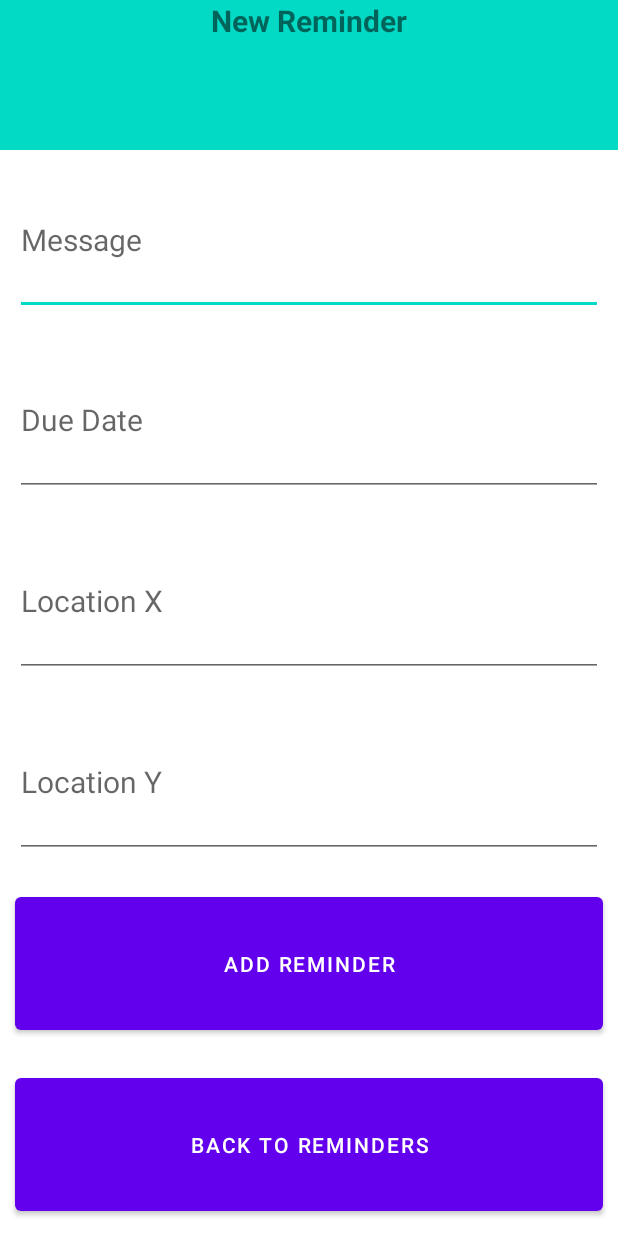
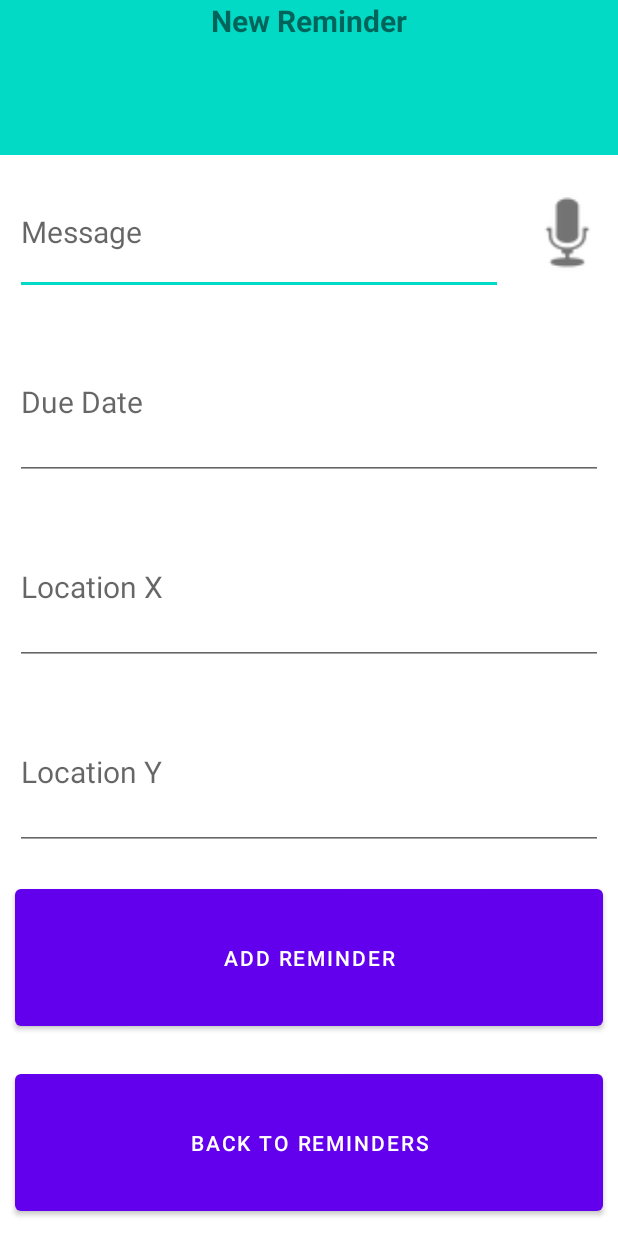
Before and after one commit to pportron/MC_Project, an Android app: the AddReminder screen opened directly, with no data from a screen before it, on a phone screen of 412 x 824 dp. Run offline under Robolectric (Android 15) with nearby library versions, the phone set to English and light mode, and no system bars.

Commit message:
HW2 Final

```diff
--- a/app/src/main/AndroidManifest.xml
+++ b/app/src/main/AndroidManifest.xml
@@ -2,6 +2,8 @@
 <manifest xmlns:android="http://schemas.android.com/apk/res/android"
     package="com.mobilecomputing.mc_project">
 
+    <uses-permission android:name="android.permission.RECORD_AUDIO"/>
+    <uses-permission android:name="android.permission.INTERNET"/>
     <uses-permission android:name="android.permission.USE_BIOMETRIC" />
 
     <application
--- a/app/src/main/java/com/mobilecomputing/mc_project/AddReminder.java
+++ b/app/src/main/java/com/mobilecomputing/mc_project/AddReminder.java
@@ -1,6 +1,9 @@
 package com.mobilecomputing.mc_project;
 
+import androidx.annotation.NonNull;
 import androidx.appcompat.app.AppCompatActivity;
+import androidx.core.app.ActivityCompat;
+import androidx.core.content.ContextCompat;
 
 import android.content.Intent;
 import android.content.SharedPreferences;
@@ -10,6 +13,18 @@ import android.widget.Button;
 import android.widget.EditText;
 import android.widget.Toast;
 
+import android.Manifest;
+import android.content.pm.PackageManager;
+import android.os.Build;
+import android.speech.RecognitionListener;
+import android.speech.RecognizerIntent;
+import android.speech.SpeechRecognizer;
+import android.view.MotionEvent;
+import android.widget.ImageView;
+
+import java.util.ArrayList;
+import java.util.Locale;
+
 import java.util.Date;
 
 public class AddReminder extends AppCompatActivity {
@@ -17,10 +32,89 @@ public class AddReminder extends AppCompatActivity {
     private SharedPreferences preferences;
     private static final String KEY_USERNAME = "username";
 
+    public static final Integer RecordAudioRequestCode = 1;
+    private SpeechRecognizer speechRecognizer;
+    private EditText editText;
+    private ImageView micButton;
+
     @Override
     protected void onCreate(Bundle savedInstanceState) {
         super.onCreate(savedInstanceState);
         setContentView(R.layout.addremind);
+
+        if(ContextCompat.checkSelfPermission(this,Manifest.permission.RECORD_AUDIO) != PackageManager.PERMISSION_GRANTED){
+            checkPermission();
+        }
+
+        editText = findViewById(R.id.NewMessage);
+        micButton = findViewById(R.id.imagemicro);
+        speechRecognizer = SpeechRecognizer.createSpeechRecognizer(this);
+
+        final Intent speechRecognizerIntent = new Intent(RecognizerIntent.ACTION_RECOGNIZE_SPEECH);
+        speechRecognizerIntent.putExtra(RecognizerIntent.EXTRA_LANGUAGE_MODEL,RecognizerIntent.LANGUAGE_MODEL_FREE_FORM);
+        speechRecognizerIntent.putExtra(RecognizerIntent.EXTRA_LANGUAGE, Locale.getDefault());
+
+        speechRecognizer.setRecognitionListener(new RecognitionListener() {
+            @Override
+            public void onReadyForSpeech(Bundle bundle) {
+
+            }
+
+            @Override
+            public void onBeginningOfSpeech() {
+                editText.setText("");
+                editText.setHint("Listening...");
+            }
+
+            @Override
+            public void onRmsChanged(float v) {
+
+            }
+
+            @Override
+            public void onBufferReceived(byte[] bytes) {
+
+            }
+
+            @Override
+            public void onEndOfSpeech() {
+
+            }
+
+            @Override
+            public void onError(int i) {
+
+            }
+
+            @Override
+            public void onResults(Bundle bundle) {
+                ArrayList<String> data = bundle.getStringArrayList(SpeechRecognizer.RESULTS_RECOGNITION);
+                editText.setText(data.get(0));
+            }
+
+            @Override
+            public void onPartialResults(Bundle bundle) {
+
+            }
+
+            @Override
+            public void onEvent(int i, Bundle bundle) {
+
+            }
+        });
+
+        micButton.setOnTouchListener(new View.OnTouchListener() {
+            @Override
+            public boolean onTouch(View view, MotionEvent motionEvent) {
+                if (motionEvent.getAction() == MotionEvent.ACTION_UP){
+                    speechRecognizer.stopListening();
+                }
+                if (motionEvent.getAction() == MotionEvent.ACTION_DOWN){
+                    speechRecognizer.startListening(speechRecognizerIntent);
+                }
+                return false;
+            }
+        });
 
         EditText MsgET = (EditText) findViewById(R.id.NewMessage);
         EditText DtET = (EditText) findViewById(R.id.NewDate);
@@ -62,6 +156,26 @@ public class AddReminder extends AppCompatActivity {
         });
     }
 
+    @Override
+    protected void onDestroy() {
+        super.onDestroy();
+        speechRecognizer.destroy();
+    }
+    private void checkPermission() {
+        if (Build.VERSION.SDK_INT >= Build.VERSION_CODES.M) {
+            ActivityCompat.requestPermissions(this,new String[]{Manifest.permission.RECORD_AUDIO},RecordAudioRequestCode);
+        }
+    }
+
+    @Override
+    public void onRequestPermissionsResult(int requestCode, @NonNull String[] permissions, @NonNull int[] grantResults) {
+        super.onRequestPermissionsResult(requestCode, permissions, grantResults);
+        if (requestCode == RecordAudioRequestCode && grantResults.length > 0) {
+            if (grantResults[0] == PackageManager.PERMISSION_GRANTED)
+                Toast.makeText(this, "Permission Granted", Toast.LENGTH_SHORT).show();
+        }
+    }
+
 
     public void BackToMain(View view) {
         Intent intent = new Intent(this, Main.class);
--- a/app/src/main/res/layout/addremind.xml
+++ b/app/src/main/res/layout/addremind.xml
@@ -18,15 +18,34 @@
         android:background="@color/teal_200"
         android:textSize="20sp"/>
 
+    <LinearLayout
+        android:layout_width="match_parent"
+        android:layout_height="0dp"
+        android:layout_weight="0.1">
+
     <EditText
         android:id="@+id/NewMessage"
-        android:layout_width="match_parent"
-        android:layout_height="0dp"
-        android:layout_weight="0.1"
+        android:layout_width="0dp"
+        android:layout_height="match_parent"
+        android:layout_weight="0.98"
         android:layout_margin="10dp"
         android:hint="Message"
         android:inputType="text"
         android:textSize="20sp" />
+
+        <ImageView
+            android:id="@+id/imagemicro"
+            android:layout_width="0dp"
+            android:layout_height="match_parent"
+            android:adjustViewBounds="true"
+            android:maxWidth="100dp"
+            android:maxHeight="100dp"
+            android:scaleType="fitCenter"
+            android:layout_weight="0.2"
+            app:srcCompat="@android:drawable/ic_btn_speak_now" />
+
+
+    </LinearLayout>
 
 
     <EditText
```
